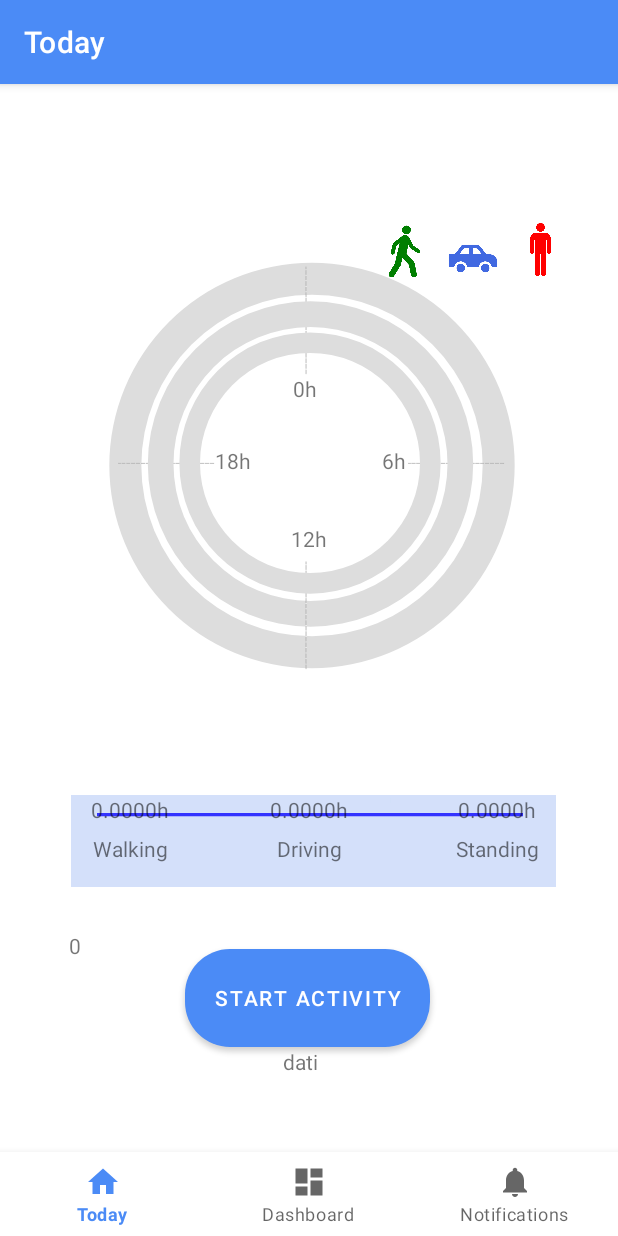
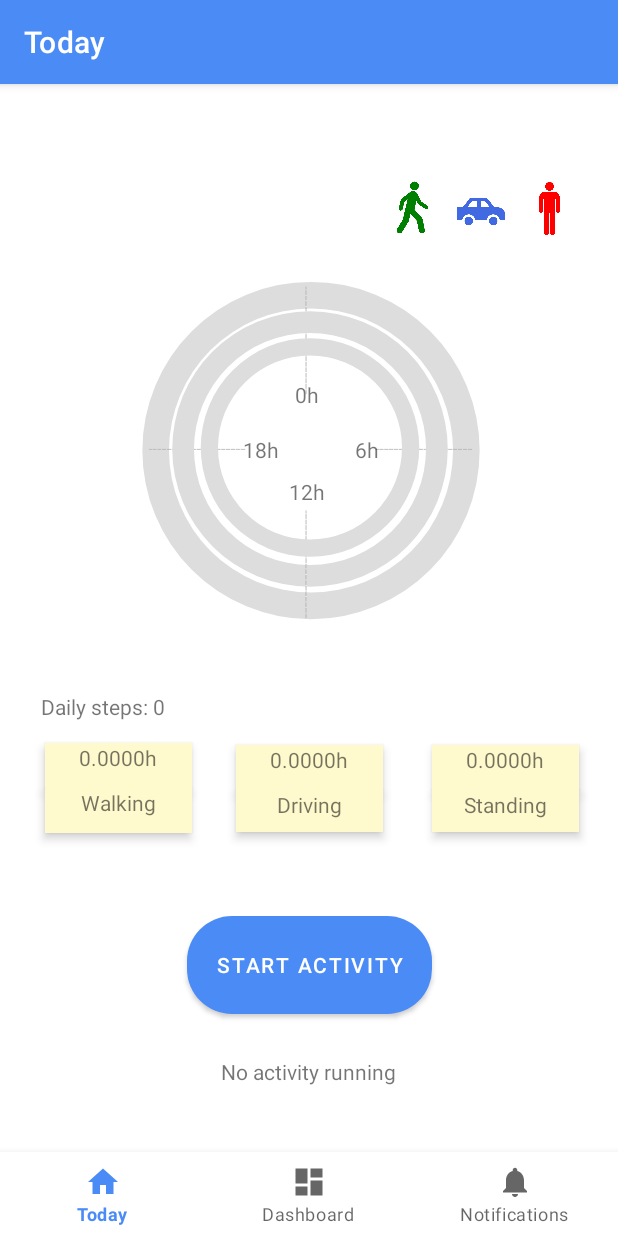
Before and after one commit to Alessia65/LAMProject2024-Personal-Physical-Tracker, an Android app: the screen it shows after launch (MainActivity), on a phone screen of 412 x 824 dp. Run offline under Robolectric (Android 15) with nearby library versions, the phone set to English and light mode, and no system bars; our stand-ins replace Room's generated code, navigation-ui; Roboto replaces fonts that are not available here.

Commit message:
correzioni grafica e conclusa prima parte di step counter

```diff
--- a/app/src/main/java/com/example/personalphysicaltracker/ui/home/HomeFragment.kt
+++ b/app/src/main/java/com/example/personalphysicaltracker/ui/home/HomeFragment.kt
@@ -131,7 +131,7 @@ class HomeFragment : Fragment(), AccelerometerListener, StepCounterListener {
             dailyStepsList?.let{
                 val currentSteps = dailyStepsList ?: 0L
                 Log.d("VALORI ARRIVATI", "steps: $currentSteps")
-                stepsText.text = currentSteps.toString()
+                stepsText.text = "Daily steps: " + currentSteps.toString()
             }
         }
     }
@@ -191,6 +191,7 @@ class HomeFragment : Fragment(), AccelerometerListener, StepCounterListener {
                 }
             }
         builder.create().show()
+
     }
 
     // Start the walking activity and change button to "Stop Activity"
@@ -200,6 +201,7 @@ class HomeFragment : Fragment(), AccelerometerListener, StepCounterListener {
         startStepCounterSensor()
         changeButtonToStop()
         isWalkingActivity = true
+        accelText.text = "Walking Activity Running"
     }
 
     // Start the driving activity and change button to "Stop Activity"
@@ -208,6 +210,8 @@ class HomeFragment : Fragment(), AccelerometerListener, StepCounterListener {
         startAccelerometerSensor()
         changeButtonToStop()
         isWalkingActivity = false
+        accelText.text = "Driving Activity Running"
+
     }
 
     // Start the standing activity and change button to "Stop Activity"
@@ -216,6 +220,8 @@ class HomeFragment : Fragment(), AccelerometerListener, StepCounterListener {
         startAccelerometerSensor()
         changeButtonToStop()
         isWalkingActivity = false
+        accelText.text = "Standing Activity Running"
+
     }
 
     fun startAccelerometerSensor(){
@@ -256,8 +262,6 @@ class HomeFragment : Fragment(), AccelerometerListener, StepCounterListener {
         stopAccelerometerSensor()
         stopStepCounterSensor()
         if (isWalkingActivity){
-            var temp = stepsText.getText().toString()
-            Log.d("AHHH", totalSteps.toString())
             homeViewModel.stopSelectedActivity(totalSteps, true)
         } else {
             homeViewModel.stopSelectedActivity(0, false)
@@ -280,9 +284,12 @@ class HomeFragment : Fragment(), AccelerometerListener, StepCounterListener {
 
     // Handle accelerometer data updates
     override fun onAccelerometerDataReceived(data: String) {
+        /*
         requireActivity().runOnUiThread {
             accelText.text = data
         }
+        */
+
         homeViewModel.dailyTime.value?.let { dailyTimeList ->
             val currentProgressWalking = dailyTimeList[0]?.toDouble() ?: 0.0
             val currentProgressDriving = dailyTimeList[1]?.toDouble() ?: 0.0
@@ -296,8 +303,10 @@ class HomeFragment : Fragment(), AccelerometerListener, StepCounterListener {
 
     override fun onStepCounterDataReceived(data: String) {
         requireActivity().runOnUiThread {
-            stepsText.text = "Steps: " + data
+            Log.d("Step counter", "Aggiornamento ottenuto")
+            stepsText.text = "Current steps: $data"
             totalSteps = data.toLong()
+
         }
     }
 
--- a/app/src/main/res/layout/fragment_home.xml
+++ b/app/src/main/res/layout/fragment_home.xml
@@ -10,8 +10,8 @@
     <ProgressBar
         android:id="@+id/progress_bar_standing"
         style="@style/CircularProgressBar_Standing"
-        android:layout_width="341dp"
-        android:layout_height="338dp"
+        android:layout_width="284dp"
+        android:layout_height="275dp"
         app:layout_constraintBottom_toBottomOf="@id/progress_bar_driving"
         app:layout_constraintEnd_toEndOf="@id/progress_bar_driving"
         app:layout_constraintHorizontal_bias="0.492"
@@ -58,8 +58,8 @@
     <ProgressBar
         android:id="@+id/progress_bar_driving"
         style="@style/CircularProgressBar_Driving"
-        android:layout_width="274dp"
-        android:layout_height="277dp"
+        android:layout_width="232dp"
+        android:layout_height="236dp"
         app:layout_constraintBottom_toBottomOf="@id/progress_bar_walking"
         app:layout_constraintEnd_toEndOf="@id/progress_bar_walking"
         app:layout_constraintStart_toStartOf="@id/progress_bar_walking"
@@ -70,25 +70,26 @@
         android:id="@+id/text_hour3"
         android:layout_width="29dp"
         android:layout_height="18dp"
-        android:layout_marginEnd="96dp"
         android:text="12h"
         android:textAlignment="center"
-        app:layout_constraintBottom_toBottomOf="@+id/progress_bar_walking"
-        app:layout_constraintEnd_toEndOf="@+id/progress_bar_walking"
-        app:layout_constraintTop_toTopOf="@+id/progress_bar_walking"
-        app:layout_constraintVertical_bias="0.747" />
+        app:layout_constraintBottom_toTopOf="@+id/graph_bottom_bar"
+        app:layout_constraintEnd_toEndOf="@+id/text_hour2"
+        app:layout_constraintHorizontal_bias="0.363"
+        app:layout_constraintStart_toEndOf="@+id/graph_left_bar"
+        app:layout_constraintTop_toBottomOf="@+id/graph_up_bar"
+        app:layout_constraintVertical_bias="1.0" />
 
     <TextView
         android:id="@+id/text_hour4"
         android:layout_width="34dp"
         android:layout_height="23dp"
-        android:layout_marginEnd="144dp"
         android:text="18h"
         android:textAlignment="center"
-        app:layout_constraintBottom_toBottomOf="@+id/progress_bar_walking"
-        app:layout_constraintEnd_toEndOf="@+id/progress_bar_walking"
-        app:layout_constraintTop_toTopOf="@+id/progress_bar_walking"
-        app:layout_constraintVertical_bias="0.502" />
+        app:layout_constraintBottom_toBottomOf="@+id/text_hour3"
+        app:layout_constraintEnd_toEndOf="@+id/text_hour2"
+        app:layout_constraintHorizontal_bias="0.405"
+        app:layout_constraintStart_toStartOf="@+id/progress_bar_walking"
+        app:layout_constraintTop_toBottomOf="@+id/graph_up_bar" />
 
     <TextView
         android:id="@+id/text_hour2"
@@ -97,38 +98,24 @@
         android:layout_marginEnd="44dp"
         android:text="6h"
         android:textAlignment="center"
-        app:layout_constraintBottom_toBottomOf="@+id/progress_bar_walking"
+        app:layout_constraintBottom_toBottomOf="@+id/text_hour3"
         app:layout_constraintEnd_toEndOf="@+id/progress_bar_walking"
-        app:layout_constraintTop_toTopOf="@+id/progress_bar_walking"
-        app:layout_constraintVertical_bias="0.502" />
-
-    <TextView
-        android:id="@+id/text_home"
-        android:layout_width="match_parent"
-        android:layout_height="wrap_content"
-        android:layout_marginStart="8dp"
-        android:layout_marginTop="8dp"
-        android:layout_marginEnd="8dp"
-        android:textAlignment="center"
-        android:textSize="20sp"
-        app:layout_constraintBottom_toTopOf="@+id/button_startActivity"
-        app:layout_constraintEnd_toEndOf="parent"
-        app:layout_constraintHorizontal_bias="0.0"
-        app:layout_constraintStart_toStartOf="parent"
-        app:layout_constraintTop_toTopOf="parent"
-        app:layout_constraintVertical_bias="0.029" />
+        app:layout_constraintHorizontal_bias="1.0"
+        app:layout_constraintStart_toEndOf="@+id/graph_left_bar"
+        app:layout_constraintTop_toBottomOf="@+id/graph_up_bar" />
 
     <TextView
         android:id="@+id/text_hour1"
         android:layout_width="18dp"
         android:layout_height="23dp"
-        android:layout_marginEnd="104dp"
         android:text="0h"
         android:textAlignment="center"
-        app:layout_constraintBottom_toBottomOf="@+id/progress_bar_walking"
-        app:layout_constraintEnd_toEndOf="@+id/progress_bar_walking"
+        app:layout_constraintBottom_toBottomOf="@+id/text_hour3"
+        app:layout_constraintEnd_toStartOf="@+id/graph_right_bar"
+        app:layout_constraintHorizontal_bias="0.59"
+        app:layout_constraintStart_toStartOf="@+id/text_hour4"
         app:layout_constraintTop_toTopOf="@+id/progress_bar_walking"
-        app:layout_constraintVertical_bias="0.258" />
+        app:layout_constraintVertical_bias="0.448" />
 
     <ImageView
         android:id="@+id/graph_bottom_bar"
@@ -143,54 +130,52 @@
         app:layout_constraintVertical_bias="0.887" />
 
     <ImageView
+        android:id="@+id/icon_driving"
+        android:layout_width="57dp"
+        android:layout_height="43dp"
+        android:src="@drawable/icon_driving"
+        app:layout_constraintBottom_toTopOf="@+id/progress_bar_standing"
+        app:layout_constraintEnd_toEndOf="parent"
+        app:layout_constraintHorizontal_bias="0.824"
+        app:layout_constraintStart_toStartOf="parent"
+        app:layout_constraintTop_toTopOf="parent"
+        app:layout_constraintVertical_bias="1.0" />
+
+    <ImageView
+        android:id="@+id/icon_standing"
+        android:layout_width="34dp"
+        android:layout_height="35dp"
+        android:src="@drawable/icon_standing"
+        app:layout_constraintBottom_toTopOf="@+id/progress_bar_driving"
+        app:layout_constraintEnd_toEndOf="parent"
+        app:layout_constraintHorizontal_bias="0.0"
+        app:layout_constraintStart_toEndOf="@+id/icon_driving"
+        app:layout_constraintTop_toTopOf="parent"
+        app:layout_constraintVertical_bias="0.27" />
+
+    <ImageView
         android:id="@+id/icon_walking"
         android:layout_width="34dp"
         android:layout_height="35dp"
-        android:layout_marginBottom="16dp"
         android:src="@drawable/icon_walking"
-        app:layout_constraintBottom_toBottomOf="@id/progress_bar_walking"
-        app:layout_constraintEnd_toEndOf="parent"
-        app:layout_constraintHorizontal_bias="0.668"
-        app:layout_constraintStart_toStartOf="parent"
-        app:layout_constraintTop_toTopOf="parent"
-        app:layout_constraintVertical_bias="0.15" />
-
-    <ImageView
-        android:id="@+id/icon_driving"
-        android:layout_width="57dp"
-        android:layout_height="43dp"
-        android:layout_marginBottom="16dp"
-        android:src="@drawable/icon_driving"
-        app:layout_constraintBottom_toBottomOf="@id/progress_bar_driving"
-        app:layout_constraintEnd_toEndOf="@id/progress_bar_driving"
+        app:layout_constraintBottom_toTopOf="@+id/progress_bar_standing"
+        app:layout_constraintEnd_toStartOf="@+id/icon_driving"
         app:layout_constraintHorizontal_bias="1.0"
         app:layout_constraintStart_toStartOf="parent"
         app:layout_constraintTop_toTopOf="parent"
-        app:layout_constraintVertical_bias="0.139" />
+        app:layout_constraintVertical_bias="0.555" />
 
     <ProgressBar
         android:id="@+id/progress_bar_walking"
         style="@style/CircularProgressBar_Walking"
-        android:layout_width="220dp"
-        android:layout_height="220dp"
+        android:layout_width="184dp"
+        android:layout_height="187dp"
         app:layout_constraintBottom_toBottomOf="parent"
         app:layout_constraintEnd_toEndOf="parent"
         app:layout_constraintHorizontal_bias="0.502"
         app:layout_constraintStart_toStartOf="parent"
         app:layout_constraintTop_toTopOf="parent"
         app:layout_constraintVertical_bias="0.176" />
-
-    <ImageView
-        android:id="@+id/icon_standing"
-        android:layout_width="34dp"
-        android:layout_height="35dp"
-        android:src="@drawable/icon_standing"
-        app:layout_constraintBottom_toTopOf="@+id/progress_bar_walking"
-        app:layout_constraintEnd_toEndOf="@id/progress_bar_standing"
-        app:layout_constraintHorizontal_bias="0.997"
-        app:layout_constraintStart_toStartOf="parent"
-        app:layout_constraintTop_toTopOf="parent"
-        app:layout_constraintVertical_bias="0.709" />
 
     <Button
         android:id="@+id/button_startActivity"
@@ -202,27 +187,27 @@
         android:text="Start activity"
         app:layout_constraintBottom_toBottomOf="parent"
         app:layout_constraintEnd_toEndOf="parent"
-        app:layout_constraintHorizontal_bias="0.495"
         app:layout_constraintStart_toStartOf="parent"
         app:layout_constraintTop_toBottomOf="@+id/progress_bar_walking"
-        app:layout_constraintVertical_bias="0.661" />
+        app:layout_constraintVertical_bias="0.623" />
 
     <TextView
         android:id="@+id/acceleration_text"
         android:layout_width="wrap_content"
         android:layout_height="wrap_content"
-        android:text="dati"
+        android:text="No activity running"
         app:layout_constraintBottom_toBottomOf="parent"
         app:layout_constraintEnd_toEndOf="parent"
-        app:layout_constraintHorizontal_bias="0.485"
+        app:layout_constraintHorizontal_bias="0.498"
         app:layout_constraintStart_toStartOf="parent"
         app:layout_constraintTop_toBottomOf="@+id/button_startActivity"
-        app:layout_constraintVertical_bias="0.0" />
+        app:layout_constraintVertical_bias="0.225" />
 
     <TextView
         android:id="@+id/text_walking_title"
-        android:layout_width="65dp"
-        android:layout_height="28dp"
+        android:layout_width="98dp"
+        android:layout_height="30dp"
+        android:background="@color/background_text_activity"
         android:elevation="4dp"
         android:fontFamily="@font/andika_new_basic"
         android:text="Walking"
@@ -235,8 +220,9 @@
 
     <TextView
         android:id="@+id/text_driving_title"
-        android:layout_width="65dp"
+        android:layout_width="98dp"
         android:layout_height="28dp"
+        android:background="@color/background_text_activity"
         android:elevation="4dp"
         android:fontFamily="@font/andika_new_basic"
         android:text="Driving"
@@ -249,8 +235,9 @@
 
     <TextView
         android:id="@+id/text_standing_title"
-        android:layout_width="65dp"
+        android:layout_width="98dp"
         android:layout_height="28dp"
+        android:background="@color/background_text_activity"
         android:elevation="4dp"
         android:fontFamily="@font/andika_new_basic"
         android:text="Standing"
@@ -264,8 +251,9 @@
 
     <TextView
         android:id="@+id/text_walking_hours"
-        android:layout_width="65dp"
-        android:layout_height="26dp"
+        android:layout_width="@dimen/text_activity_width"
+        android:layout_height="@dimen/text_activity_height"
+        android:background="@color/background_text_activity"
         android:elevation="4dp"
         android:text=""
         android:textAlignment="center"
@@ -277,8 +265,9 @@
 
     <TextView
         android:id="@+id/text_driving_hours"
-        android:layout_width="65dp"
-        android:layout_height="26dp"
+        android:layout_width="@dimen/text_activity_width"
+        android:layout_height="@dimen/text_activity_height"
+        android:background="@color/background_text_activity"
         android:elevation="4dp"
         android:text=""
         android:textAlignment="center"
@@ -290,8 +279,9 @@
 
     <TextView
         android:id="@+id/text_standing_hours"
-        android:layout_width="65dp"
-        android:layout_height="26dp"
+        android:layout_width="@dimen/text_activity_width"
+        android:layout_height="@dimen/text_activity_height"
+        android:background="@color/background_text_activity"
         android:elevation="4dp"
         android:text=""
         android:textAlignment="center"
@@ -302,60 +292,16 @@
         app:layout_constraintTop_toBottomOf="@+id/progress_bar_standing"
         app:layout_constraintVertical_bias="1.0" />
 
-    <ImageView
-        android:id="@+id/img_background_walking"
-        android:layout_width="110dp"
-        android:layout_height="112dp"
-        android:src="@drawable/background_blue"
-        app:layout_constraintBottom_toBottomOf="@+id/button_startActivity"
-        app:layout_constraintEnd_toEndOf="parent"
-        app:layout_constraintHorizontal_bias="0.156"
-        app:layout_constraintStart_toStartOf="parent"
-        app:layout_constraintTop_toBottomOf="@+id/progress_bar_standing"
-        app:layout_constraintVertical_bias="0.236" />
-
-    <ImageView
-        android:id="@+id/img_background_driving"
-        android:layout_width="110dp"
-        android:layout_height="112dp"
-        android:src="@drawable/background_blue"
-        app:layout_constraintBottom_toBottomOf="@+id/button_startActivity"
-        app:layout_constraintEnd_toEndOf="parent"
-        app:layout_constraintHorizontal_bias="0.498"
-        app:layout_constraintStart_toStartOf="parent"
-        app:layout_constraintTop_toBottomOf="@+id/progress_bar_standing"
-        app:layout_constraintVertical_bias="0.236" />
-
-    <ImageView
-        android:id="@+id/img_background_standing"
-        android:layout_width="110dp"
-        android:layout_height="112dp"
-        android:src="@drawable/background_blue"
-        app:layout_constraintBottom_toBottomOf="@+id/button_startActivity"
-        app:layout_constraintEnd_toEndOf="parent"
-        app:layout_constraintHorizontal_bias="0.863"
-        app:layout_constraintStart_toStartOf="parent"
-        app:layout_constraintTop_toBottomOf="@+id/progress_bar_standing"
-        app:layout_constraintVertical_bias="0.236" />
-
-    <ImageView
-        android:id="@+id/img_blue_line"
-        android:layout_width="425dp"
-        android:layout_height="160dp"
-        android:layout_marginBottom="64dp"
-        android:src="@drawable/img_blue_line"
-        app:layout_constraintBottom_toBottomOf="@+id/button_startActivity"
-        app:layout_constraintEnd_toEndOf="parent"
-        app:layout_constraintStart_toStartOf="parent" />
-
     <TextView
         android:id="@+id/text_steps"
         android:layout_width="wrap_content"
         android:layout_height="wrap_content"
-        android:layout_marginTop="4dp"
+        android:text="Boooooh"
+        app:layout_constraintBottom_toTopOf="@+id/text_walking_hours"
         app:layout_constraintEnd_toEndOf="parent"
-        app:layout_constraintHorizontal_bias="0.114"
+        app:layout_constraintHorizontal_bias="0.084"
         app:layout_constraintStart_toStartOf="parent"
-        app:layout_constraintTop_toBottomOf="@+id/img_background_walking" />
+        app:layout_constraintTop_toBottomOf="@+id/progress_bar_standing"
+        app:layout_constraintVertical_bias="0.622" />
 
 </androidx.constraintlayout.widget.ConstraintLayout>
--- a/app/src/main/res/values/colors.xml
+++ b/app/src/main/res/values/colors.xml
@@ -14,4 +14,5 @@
     <color name="green_500">#FF4CAF50</color>
     <color name="red_200">#FFEF9A9A</color>
     <color name="red_500">#FFF44336</color>
+    <color name="background_text_activity">#FFFACD</color>
 </resources>
--- a/app/src/main/res/values/dimens.xml
+++ b/app/src/main/res/values/dimens.xml
@@ -2,5 +2,7 @@
     <!-- Default screen margins, per the Android Design guidelines. -->
     <dimen name="activity_horizontal_margin">16dp</dimen>
     <dimen name="activity_vertical_margin">16dp</dimen>
+    <dimen name="text_activity_width">98dp</dimen>
+    <dimen name="text_activity_height">30dp</dimen>
 
 </resources>
```
